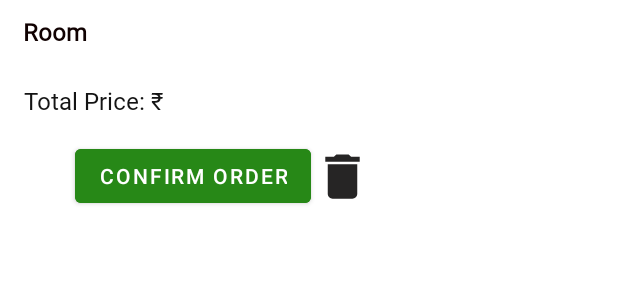
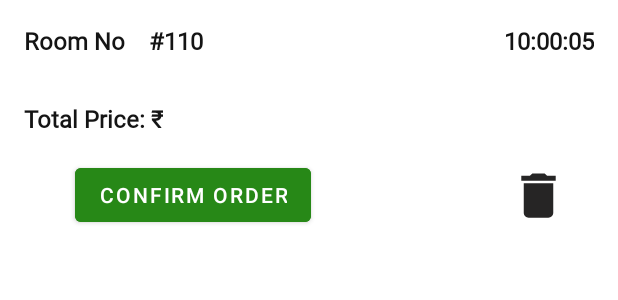
Before and after one commit to karthikdatta123/Owner-App, an Android app: the layout room_no.xml on its own in the app's theme, with its tools: preview values and no code run, on a phone screen of 412 x 824 dp. Shown: the top 300 px of the screen. Run offline under Robolectric (Android 15) with nearby library versions, the phone set to English and light mode, and no system bars.

Commit message:
modified UI

```diff
--- a/app/src/main/java/com/example/ownerapp/RoomAdapter.java
+++ b/app/src/main/java/com/example/ownerapp/RoomAdapter.java
@@ -60,7 +60,7 @@ DatabaseReference mDatabaseReference;
     @Override
     public void onBindViewHolder(ViewHolder viewHolder, final int position) {
         Room s=list.get(position);
-        viewHolder.roomNo.setText("#"+s.room_no+",");
+        viewHolder.roomNo.setText("#"+s.room_no);
         viewHolder.time.setText(s.time);
         viewHolder.total_cost.setText(s.total_price.toString());
         viewHolder.delete.setOnClickListener(new View.OnClickListener() {
--- a/app/src/main/res/layout/order_item.xml
+++ b/app/src/main/res/layout/order_item.xml
@@ -10,7 +10,7 @@
         android:layout_width="365dp"
         android:layout_height="20dp"
         android:layout_marginStart="16dp"
-        android:layout_marginTop="5dp"
+        android:layout_marginTop="8dp"
         android:fontFamily="@font/inter_fonts"
         android:gravity="bottom"
         android:textColor="#141414"
@@ -23,7 +23,7 @@
         android:layout_width="356dp"
         android:layout_height="16dp"
         android:layout_marginStart="16dp"
-        android:layout_marginBottom="4dp"
+        android:layout_marginBottom="8dp"
         android:fontFamily="@font/inter_fonts"
         android:gravity="top"
         android:textColor="#737373"
--- a/app/src/main/res/layout/room_no.xml
+++ b/app/src/main/res/layout/room_no.xml
@@ -2,58 +2,65 @@
 <androidx.constraintlayout.widget.ConstraintLayout xmlns:android="http://schemas.android.com/apk/res/android"
     xmlns:app="http://schemas.android.com/apk/res-auto"
     xmlns:tools="http://schemas.android.com/tools"
-    android:layout_width="wrap_content"
+    android:layout_width="match_parent"
     android:layout_height="wrap_content">
 
     <LinearLayout
         android:id="@+id/linearLayout"
-        android:layout_width="230dp"
+        android:layout_width="0dp"
         android:layout_height="20dp"
-        android:layout_marginStart="15dp"
-        android:layout_marginTop="10dp"
+        android:layout_marginStart="16dp"
+        android:layout_marginTop="16dp"
+        android:layout_marginBottom="24dp"
         android:orientation="horizontal"
+        app:layout_constraintBottom_toTopOf="@+id/recycle_view3"
+        app:layout_constraintEnd_toEndOf="parent"
         app:layout_constraintStart_toStartOf="parent"
         app:layout_constraintTop_toTopOf="parent">
 
         <TextView
             android:id="@+id/heading_room"
-            android:layout_width="wrap_content"
+            android:layout_width="55dp"
             android:layout_height="match_parent"
             android:layout_weight="1"
             android:fontFamily="@font/inter_fonts"
-            android:text="@string/room_no"
-            android:textColor="#100101"
+            android:text="Room No"
+            android:textColor="#141414"
             android:textSize="16sp"
             android:textStyle="bold" />
 
         <TextView
             android:id="@+id/room"
-            android:layout_width="59dp"
+            android:layout_width="wrap_content"
             android:layout_height="wrap_content"
-            android:layout_marginStart="0dp"
-            android:layout_marginTop="3dp"
+            android:layout_weight="2"
             android:fontFamily="@font/inter_fonts"
-            android:gravity="bottom|left"
-            android:textColor="#100101"
-            android:textSize="15sp"
+            android:text="#110"
+            android:textColor="#141414"
+            android:textSize="16sp"
             android:textStyle="bold" />
 
         <TextView
             android:id="@+id/time"
-            android:layout_width="110dp"
+            android:layout_width="wrap_content"
             android:layout_height="wrap_content"
             android:layout_gravity="bottom"
-            android:layout_weight="1"
+            android:layout_weight="5"
+
             android:fontFamily="@font/inter_fonts"
-            android:gravity="bottom|center_horizontal"
+            android:gravity="right"
+            android:paddingRight="16dp"
+            android:text="10:00:05"
             android:textColor="#141414"
-            android:textSize="13sp" />
+            android:textSize="16sp"
+            android:textStyle="bold" />
     </LinearLayout>
 
     <androidx.recyclerview.widget.RecyclerView
         android:id="@+id/recycle_view3"
         android:layout_width="wrap_content"
         android:layout_height="wrap_content"
+        android:layout_marginStart="8dp"
         android:layout_marginTop="16dp"
         app:layout_constraintEnd_toEndOf="parent"
         app:layout_constraintHorizontal_bias="0.018"
@@ -67,7 +74,7 @@
         android:layout_width="wrap_content"
         android:layout_height="wrap_content"
         android:layout_marginStart="16dp"
-        android:layout_marginTop="10dp"
+        android:layout_marginTop="16dp"
         android:orientation="horizontal"
         app:layout_constraintStart_toStartOf="parent"
         app:layout_constraintTop_toBottomOf="@+id/recycle_view3">
@@ -79,8 +86,11 @@
             android:layout_weight="1"
             android:fontFamily="@font/inter_fonts"
             android:text="@string/total"
+
             android:textColor="#141414"
-            android:textSize="16sp" />
+
+            android:textSize="16sp"
+            android:textStyle="bold" />
 
         <TextView
             android:id="@+id/total_cost"
@@ -89,7 +99,8 @@
             android:layout_weight="1"
             android:fontFamily="@font/inter_fonts"
             android:textColor="#141414"
-            android:textSize="16sp" />
+            android:textSize="16sp"
+            android:textStyle="bold" />
 
     </LinearLayout>
 
@@ -98,8 +109,8 @@
         android:layout_width="wrap_content"
         android:layout_height="wrap_content"
         android:layout_marginStart="50dp"
-        android:layout_marginTop="15dp"
-        android:layout_marginBottom="30dp"
+        android:layout_marginTop="16dp"
+        android:layout_marginBottom="24dp"
         android:backgroundTint="#278817"
         android:bottomLeftRadius="8dp"
         android:bottomRightRadius="8dp"
@@ -115,12 +126,13 @@
         android:id="@+id/Delete"
         android:layout_width="42dp"
         android:layout_height="39dp"
-        android:layout_marginTop="20dp"
-        android:layout_marginEnd="50dp"
+        android:layout_marginStart="32dp"
+        android:layout_marginEnd="32dp"
+        app:layout_constraintBottom_toBottomOf="@+id/button2"
         app:layout_constraintEnd_toEndOf="parent"
         app:layout_constraintHorizontal_bias="1.0"
         app:layout_constraintStart_toEndOf="@+id/button2"
-        app:layout_constraintTop_toBottomOf="@+id/linearLayout2"
+        app:layout_constraintTop_toTopOf="@+id/button2"
         app:srcCompat="@drawable/ic_baseline_delete_24" />
 
 </androidx.constraintlayout.widget.ConstraintLayout>
```
Also changed, not shown: app/src/main/java/com/example/ownerapp/SubCategoryAdapter.java (+13 -4 lines), app/src/main/res/layout/date.xml (+5 -5 lines), app/src/main/res/layout/sub_categories_list.xml (+13 -1 lines), app/src/main/res/layout/summary_owner.xml (+12 -8 lines), app/src/main/res/layout/update_menu_main.xml (+4 -4 lines).
